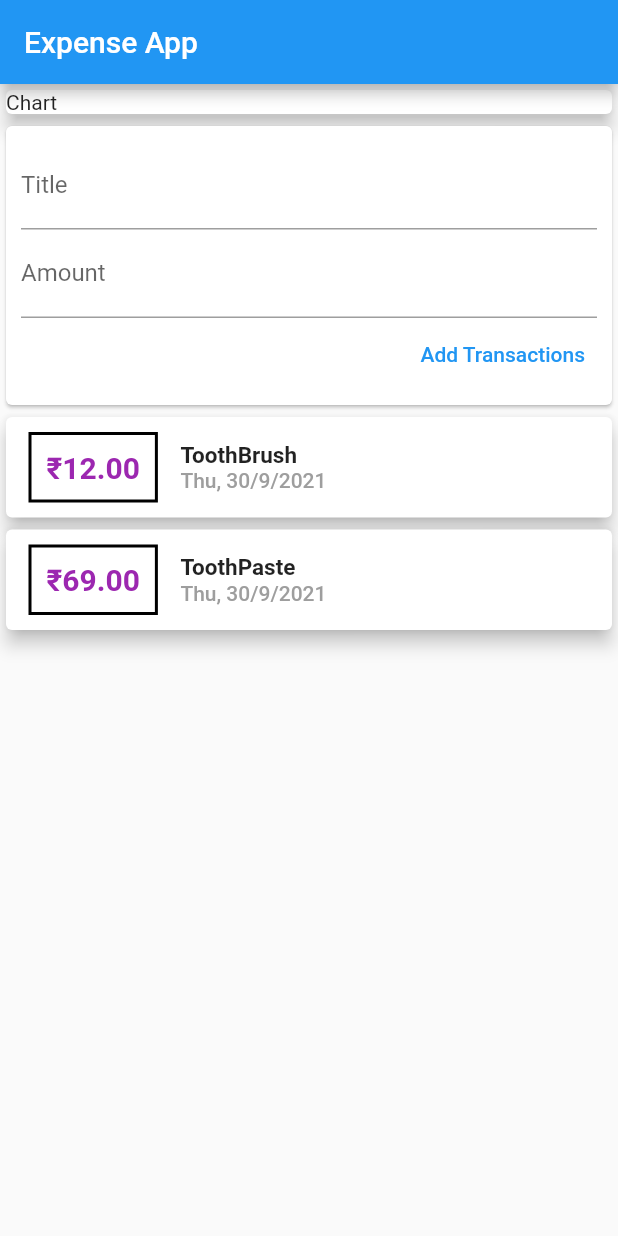
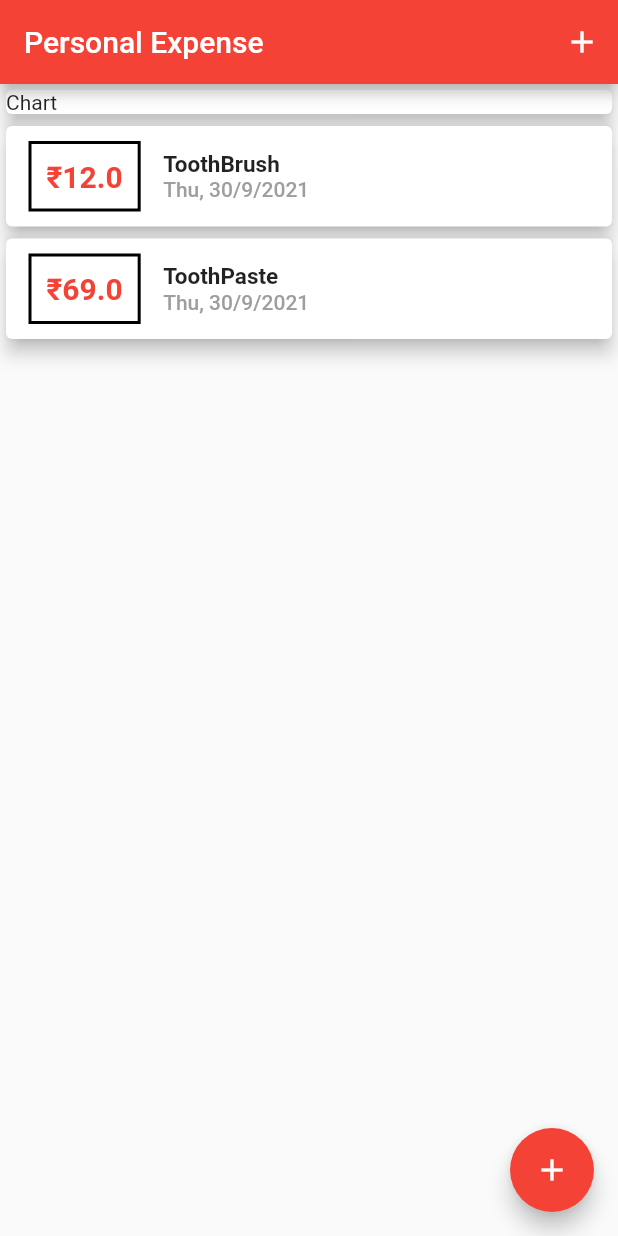
Before and after one commit to inderbhushanjha/ExpensesBook, a Flutter app: the screen it shows after launch, on a phone screen of 412 x 824 dp. Run offline on Flutter 3.47's test engine with Material 2 defaults, Android fonts, the light colour scheme and no system bars.

Commit message:
UI: minor changes in UI

```diff
--- a/lib/main.dart
+++ b/lib/main.dart
@@ -1,27 +1,68 @@
-// ignore_for_file: sized_box_for_whitespace
+import 'package:expense/widgets/add_new_transaction.dart';
+import 'package:expense/widgets/transaction_list.dart';
+import 'package:flutter/material.dart';
 
-import 'package:expense/widgets/user_transaction_controller.dart';
-import 'package:flutter/material.dart';
+import 'model/transactions.dart';
 
 void main() {
   runApp(MaterialApp(
-    darkTheme: ThemeData.light(),
+    theme: ThemeData(
+      primarySwatch: Colors.red,
+    ),
     debugShowCheckedModeBanner: false,
+    title: "Personal Expense",
     home: MyApp(),
   ));
 }
 
-class MyApp extends StatelessWidget {
-  final titleController = TextEditingController();
-  final amountController = TextEditingController();
+class MyApp extends StatefulWidget {
+  MyApp({Key? key}) : super(key: key);
 
-  MyApp({Key? key}) : super(key: key);
+  @override
+  State<MyApp> createState() => _MyAppState();
+}
+
+class _MyAppState extends State<MyApp> {
+  final List<Transaction> _userTransactions = [
+    Transaction(
+        id: "T1", title: "ToothBrush", amount: 12.00, date: DateTime.now()),
+    Transaction(
+        id: "T2", title: "ToothPaste", amount: 69.00, date: DateTime.now()),
+  ];
+
+  void _addNewTransaction(String txTitle, double txAmount) {
+    final newTx = Transaction(
+        id: DateTime.now().toString(),
+        title: txTitle,
+        amount: txAmount,
+        date: DateTime.now());
+    setState(() {
+      _userTransactions.insert(0, newTx);
+    });
+  }
+
+  void _startAddNewTransaction(BuildContext ctx) {
+    showModalBottomSheet(
+        context: ctx,
+        builder: (_) {
+          return GestureDetector(
+              behavior: HitTestBehavior.opaque,
+              onTap: () {},
+              child: AddNewTransaction(_addNewTransaction));
+        });
+  }
 
   @override
   Widget build(BuildContext context) {
     return Scaffold(
       appBar: AppBar(
-        title: const Text("Expense App"),
+        title: const Text("Personal Expense"),
+        actions: [
+          IconButton(
+            icon: const Icon(Icons.add),
+            onPressed: () => _startAddNewTransaction(context),
+          ),
+        ],
       ),
       body: SingleChildScrollView(
         child: Column(
@@ -35,10 +76,14 @@ class MyApp extends StatelessWidget {
                 elevation: 5,
               ),
             ),
-            UserTransactionsController(),
+            TransactionList(_userTransactions),
           ],
         ),
       ),
+      floatingActionButton: (FloatingActionButton(
+        child: const Icon(Icons.add),
+        onPressed: () => _startAddNewTransaction(context),
+      )),
     );
   }
 }
--- a/lib/widgets/add_new_transaction.dart
+++ b/lib/widgets/add_new_transaction.dart
@@ -1,11 +1,17 @@
 import 'package:flutter/material.dart';
 
-class AddNewTransaction extends StatelessWidget {
-  final titleController = TextEditingController();
-  final amountController = TextEditingController();
-
+class AddNewTransaction extends StatefulWidget {
   final Function addTransaction;
   AddNewTransaction(this.addTransaction);
+
+  @override
+  State<AddNewTransaction> createState() => _AddNewTransactionState();
+}
+
+class _AddNewTransactionState extends State<AddNewTransaction> {
+  final titleController = TextEditingController();
+
+  final amountController = TextEditingController();
 
   void _submitData() {
     final title = titleController.text;
@@ -13,10 +19,11 @@ class AddNewTransaction extends StatelessWidget {
     if (title.isEmpty || amount <= 0) {
       return;
     }
-    addTransaction(
+    widget.addTransaction(
       title,
       amount,
     );
+    Navigator.of(context).pop();
   }
 
   @override
@@ -35,7 +42,7 @@ class AddNewTransaction extends StatelessWidget {
               },
             ),
             TextField(
-              keyboardType: TextInputType.numberWithOptions(),
+              keyboardType: TextInputType.number,
               decoration: const InputDecoration(labelText: 'Amount'),
               controller: amountController,
               onSubmitted: (_) {
--- a/lib/widgets/transaction_list.dart
+++ b/lib/widgets/transaction_list.dart
@@ -7,10 +7,12 @@ class TransactionList extends StatelessWidget {
 
   TransactionList(this.transactions);
 
+  var f = NumberFormat("##,##,##,##,###.0#", "en_US");
+
   @override
   Widget build(BuildContext context) {
     return Container(
-      height: 450,
+      height: 700,
       child: ListView.builder(
         itemBuilder: (ctx, index) {
           return Card(
@@ -30,11 +32,11 @@ class TransactionList extends StatelessWidget {
                     ),
                   ),
                   child: Text(
-                    '₹${transactions[index].amount.toStringAsFixed(2)}',
-                    style: const TextStyle(
+                    '₹${f.format(transactions[index].amount).toString()}',
+                    style: TextStyle(
                       fontWeight: FontWeight.bold,
                       fontSize: 20,
-                      color: Colors.purple,
+                      color: Theme.of(context).primaryColor,
                     ),
                   ),
                 ),
--- a/lib/widgets/user_transaction_controller.dart
+++ /dev/null
@@ -1,43 +0,0 @@
-import 'package:expense/model/transactions.dart';
-import 'package:expense/widgets/transaction_list.dart';
-import 'package:flutter/material.dart';
-import 'add_new_transaction.dart';
-
-class UserTransactionsController extends StatefulWidget {
-  // const UserTransactionsController({Key? key}) : super(key: key);
-
-  @override
-  _UserTransactionsControllerState createState() =>
-      _UserTransactionsControllerState();
-}
-
-class _UserTransactionsControllerState
-    extends State<UserTransactionsController> {
-  final List<Transaction> _userTransactions = [
-    Transaction(
-        id: "T1", title: "ToothBrush", amount: 12.00, date: DateTime.now()),
-    Transaction(
-        id: "T2", title: "ToothPaste", amount: 69.00, date: DateTime.now()),
-  ];
-
-  void _addNewTransaction(String txTitle, double txAmount) {
-    final newTx = Transaction(
-        id: DateTime.now().toString(),
-        title: txTitle,
-        amount: txAmount,
-        date: DateTime.now());
-    setState(() {
-      _userTransactions.add(newTx);
-    });
-  }
-
-  @override
-  Widget build(BuildContext context) {
-    return Column(
-      children: [
-        AddNewTransaction(_addNewTransaction),
-        TransactionList(_userTransactions),
-      ],
-    );
-  }
-}
```
